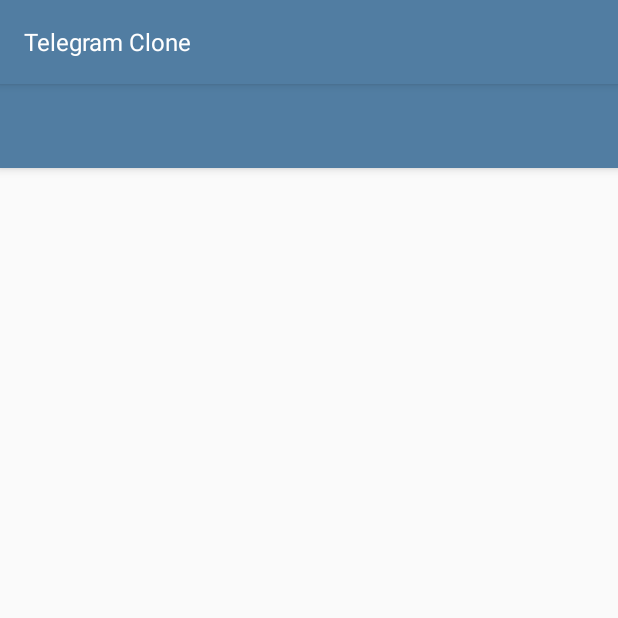
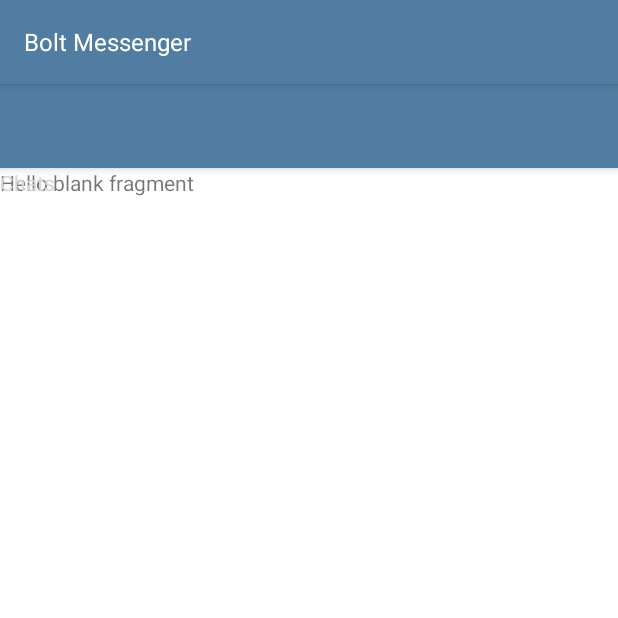
Before and after one commit to GromovHub/modern_messenger, an Android app: the screen it shows after launch (MainActivity), on a phone screen of 412 x 824 dp, the top half of it. Run offline under Robolectric (Android 15) with nearby library versions, the light colour scheme and no system bars; libraries missing offline, so code that uses them is left out: com.mikepenz.materialdrawer; 3 statements that could not run were skipped.

Commit message:
lesson 4master Получается за этот урок мы нарисовали контейнер, два фрагмента и подключили к ним fragmentSupport для переключения по нажатию на позицию из левого меню.

```diff
--- a/app/build.gradle
+++ b/app/build.gradle
@@ -32,6 +32,7 @@
     implementation 'androidx.core:core-ktx:1.3.0'
     implementation 'androidx.appcompat:appcompat:1.1.0'
     implementation 'androidx.constraintlayout:constraintlayout:1.1.3'
+    implementation 'androidx.legacy:legacy-support-v4:1.0.0'
     testImplementation 'junit:junit:4.12'
     androidTestImplementation 'androidx.test.ext:junit:1.1.1'
     androidTestImplementation 'androidx.test.espresso:espresso-core:3.2.0'
--- a/app/src/main/java/com/gmail/gromovitaly/telegram_clone/MainActivity.kt
+++ b/app/src/main/java/com/gmail/gromovitaly/telegram_clone/MainActivity.kt
@@ -7,6 +7,8 @@
 import androidx.appcompat.widget.Toolbar
 import androidx.core.graphics.toColor
 import com.gmail.gromovitaly.telegram_clone.databinding.ActivityMainBinding
+import com.gmail.gromovitaly.telegram_clone.ui.ChatsFragment
+import com.gmail.gromovitaly.telegram_clone.ui.SettingsFragment
 import com.mikepenz.materialdrawer.AccountHeader
 import com.mikepenz.materialdrawer.AccountHeaderBuilder
 import com.mikepenz.materialdrawer.Drawer
@@ -38,6 +40,8 @@
 
     private fun initFunc() {
         setSupportActionBar(mToolbar) //как я понял этот метод дает нам возможность натянуть на тулбар любую иконку и анимацию
+        supportFragmentManager.beginTransaction() //это мы вставляем фрагмент с чатами в constraint на главной
+            .replace(R.id.dataContainer, ChatsFragment()).commit()
         createHeader()//создаем хедер собсна (картинка в меню)
         createDrawer()
     }
@@ -51,43 +55,43 @@
             .withAccountHeader(mHeader)
             .addDrawerItems( //samo menu
                 PrimaryDrawerItem()
-                    .withIdentifier(100)//vrode nomer elementa v menu
+                    .withIdentifier(101)//vrode nomer elementa v menu
                     .withIconTintingEnabled(true)
                     .withName("New Group")
                     .withSelectable(false)
                     .withIcon(R.drawable.ic_menu_create_groups),
                 PrimaryDrawerItem()
-                    .withIdentifier(101)//vrode nomer elementa v menu
+                    .withIdentifier(102)//vrode nomer elementa v menu
                     .withIconTintingEnabled(true)
                     .withName("New Secret Chat")
                     .withSelectable(false)
                     .withIcon(R.drawable.ic_menu_secret_chat),
                 PrimaryDrawerItem()
-                    .withIdentifier(102)//vrode nomer elementa v menu
+                    .withIdentifier(103)//vrode nomer elementa v menu
                     .withIconTintingEnabled(true)
                     .withName("New Channel")
                     .withSelectable(false)
                     .withIcon(R.drawable.ic_menu_create_channel),
                 PrimaryDrawerItem()
-                    .withIdentifier(103)//vrode nomer elementa v menu
+                    .withIdentifier(104)//vrode nomer elementa v menu
                     .withIconTintingEnabled(true)
                     .withName("Contacts")
                     .withSelectable(false)
                     .withIcon(R.drawable.ic_menu_contacts),
                 PrimaryDrawerItem()
-                    .withIdentifier(104)//vrode nomer elementa v menu
+                    .withIdentifier(105)//vrode nomer elementa v menu
                     .withIconTintingEnabled(true)
                     .withName("Calls")
                     .withSelectable(false)
                     .withIcon(R.drawable.ic_menu_phone),
                 PrimaryDrawerItem()
-                    .withIdentifier(105)//vrode nomer elementa v menu
+                    .withIdentifier(106)//vrode nomer elementa v menu
                     .withIconTintingEnabled(true)
                     .withName("Saved Messages")
                     .withSelectable(false)
                     .withIcon(R.drawable.ic_menu_favorites),
                 PrimaryDrawerItem()
-                    .withIdentifier(106)//vrode nomer elementa v menu
+                    .withIdentifier(107)//vrode nomer elementa v menu
                     .withIconTintingEnabled(true)
                     .withName("Settings")
                     .withSelectable(false)
@@ -96,7 +100,7 @@
                 DividerDrawerItem(), //delitel
 
                 PrimaryDrawerItem()
-                    .withIdentifier(107)//vrode nomer elementa v menu
+                    .withIdentifier(108)//vrode nomer elementa v menu
                     .withIconTintingEnabled(true)
                     .withName("Invite Friends")
                     .withSelectable(false)
@@ -107,8 +111,7 @@
                     .withName("Telegram FAQ")
                     .withSelectable(false)
                     .withIcon(R.drawable.ic_menu_help)
-
-                    .withOnDrawerItemClickListener(object : Drawer.OnDrawerItemClickListener {
+            ).withOnDrawerItemClickListener(object : Drawer.OnDrawerItemClickListener {
                 override fun onItemClick( //слушатель нажатий на каждый пункт меню
                     view: View?,
                     position: Int,
@@ -116,15 +119,23 @@
                 ): Boolean {
                     Toast.makeText(
                         applicationContext,
-                                position.toString(),
+                        "${position}",
                         Toast.LENGTH_SHORT
                     ).show()
+
+                    when (position) {
+                        7 -> supportFragmentManager.beginTransaction() //Внимательно! position!=identifier
+                            .addToBackStack(null)
+                            .replace(R.id.dataContainer, SettingsFragment()).commit()
+
+                    }
+
                     return false
                 }
+            }).build()
+    }
 
-                    })
-            ).build()
-    }
+
 
     private fun createHeader() {
         mHeader =
--- /dev/null
+++ b/app/src/main/java/com/gmail/gromovitaly/telegram_clone/ui/ChatsFragment.kt
@@ -0,0 +1,24 @@
+package com.gmail.gromovitaly.telegram_clone.ui
+
+import android.os.Bundle
+import androidx.fragment.app.Fragment
+import android.view.LayoutInflater
+import android.view.View
+import android.view.ViewGroup
+import com.gmail.gromovitaly.telegram_clone.R
+import com.gmail.gromovitaly.telegram_clone.databinding.FragmentChatsBinding
+
+class ChatsFragment : Fragment() {
+
+    private lateinit var mBinding: FragmentChatsBinding
+
+
+    override fun onCreateView(
+        inflater: LayoutInflater, container: ViewGroup?,
+        savedInstanceState: Bundle?
+    ): View? {
+        mBinding = FragmentChatsBinding.inflate(layoutInflater)
+        return mBinding.root
+    }
+
+}
--- a/app/src/main/res/layout/activity_main.xml
+++ b/app/src/main/res/layout/activity_main.xml
@@ -20,5 +20,15 @@
        app:subtitleTextColor="@color/colorAccent"/>
    <!-- оказалось цвет титула можно установить прямо тут но можно и нативно в мэйне -->
 
+   <androidx.constraintlayout.widget.ConstraintLayout
+       android:layout_width="match_parent"
+       android:layout_height="0dp"
+      app:layout_constraintRight_toRightOf="parent"
+      app:layout_constraintLeft_toLeftOf="parent"
+      app:layout_constraintEnd_toEndOf="parent"
+      app:layout_constraintTop_toBottomOf="@id/mainToolbar"
+      android:id="@+id/dataContainer">
+
+   </androidx.constraintlayout.widget.ConstraintLayout>
 
 </androidx.constraintlayout.widget.ConstraintLayout>
--- /dev/null
+++ b/app/src/main/res/layout/fragment_chats.xml
@@ -0,0 +1,21 @@
+<?xml version="1.0" encoding="utf-8"?>
+<FrameLayout xmlns:android="http://schemas.android.com/apk/res/android"
+    xmlns:tools="http://schemas.android.com/tools"
+    android:layout_width="match_parent"
+    android:layout_height="match_parent"
+    tools:context=".ui.ChatsFragment">
+
+
+    <TextView
+        android:layout_width="match_parent"
+        android:layout_height="match_parent"
+        android:text="@string/hello_blank_fragment" />
+
+    <TextView
+        android:id="@+id/textView"
+        android:textColor="@color/md_black_1000"
+        android:layout_width="wrap_content"
+        android:layout_height="wrap_content"
+        android:text="@string/chats" />
+
+</FrameLayout>
--- a/app/src/main/res/values/strings.xml
+++ b/app/src/main/res/values/strings.xml
@@ -1,3 +1,7 @@
 <resources>
-    <string name="app_name">Telegram Clone</string>
+    <string name="app_name">Bolt Messenger</string>
+
+    <string name="hello_blank_fragment">Hello blank fragment</string>
+    <string name="chats">Chats</string>
+    <string name="settings">Settings</string>
 </resources>
--- a/app/src/main/res/values/styles.xml
+++ b/app/src/main/res/values/styles.xml
@@ -1,10 +1,11 @@
 <resources>
     <!-- Base application theme. -->
-    <style name="AppThemeLight" parent="MaterialDrawerTheme.Light">
+    <style name="AppThemeLight" parent="MaterialDrawerTheme">
         <!-- Customize your theme here. -->
         <item name="colorPrimary">@color/colorPrimary</item>
         <item name="colorPrimaryDark">@color/colorPrimaryDark</item>
         <item name="colorAccent">@color/colorAccent</item>
+        <item name="android:colorBackground">@color/colorAccent</item>
 
         <!-- MaterialDrawer specific values -->
         <item name="material_drawer_background">@color/material_drawer_background</item>
```
Also changed, not shown: app/src/main/java/com/gmail/gromovitaly/telegram_clone/ui/SettingsFragment.kt (added, +25 -0 lines), app/src/main/res/layout/fragment_settings.xml (added, +22 -0 lines). Lines whose indentation alone changed are shown as unchanged.
